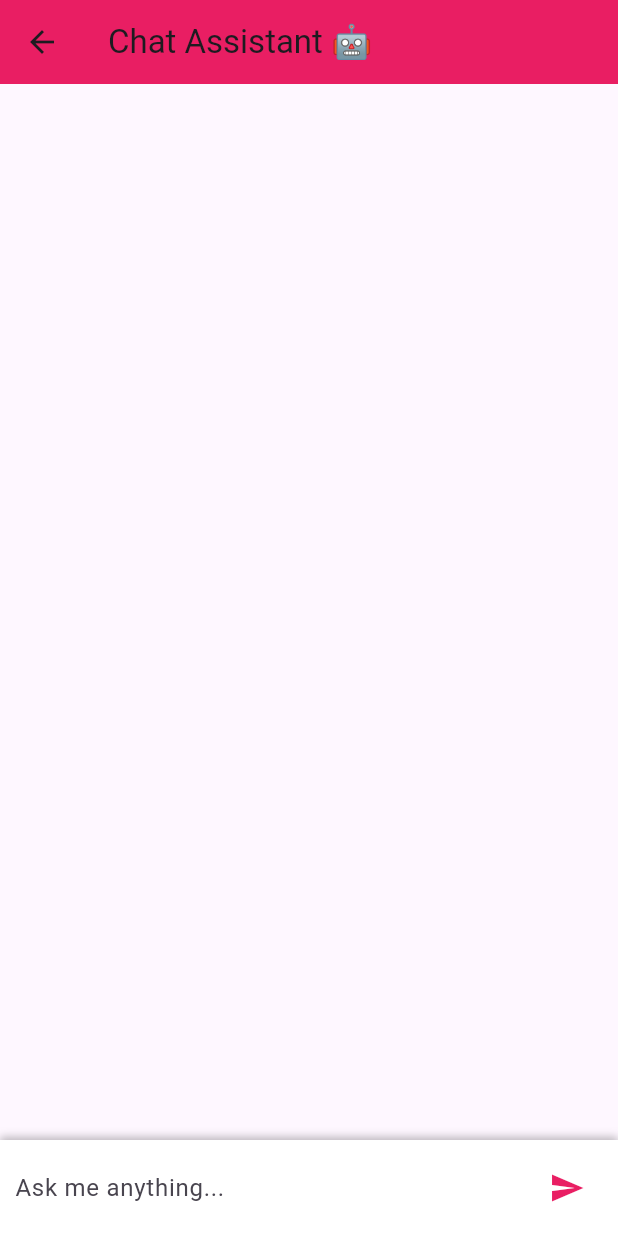
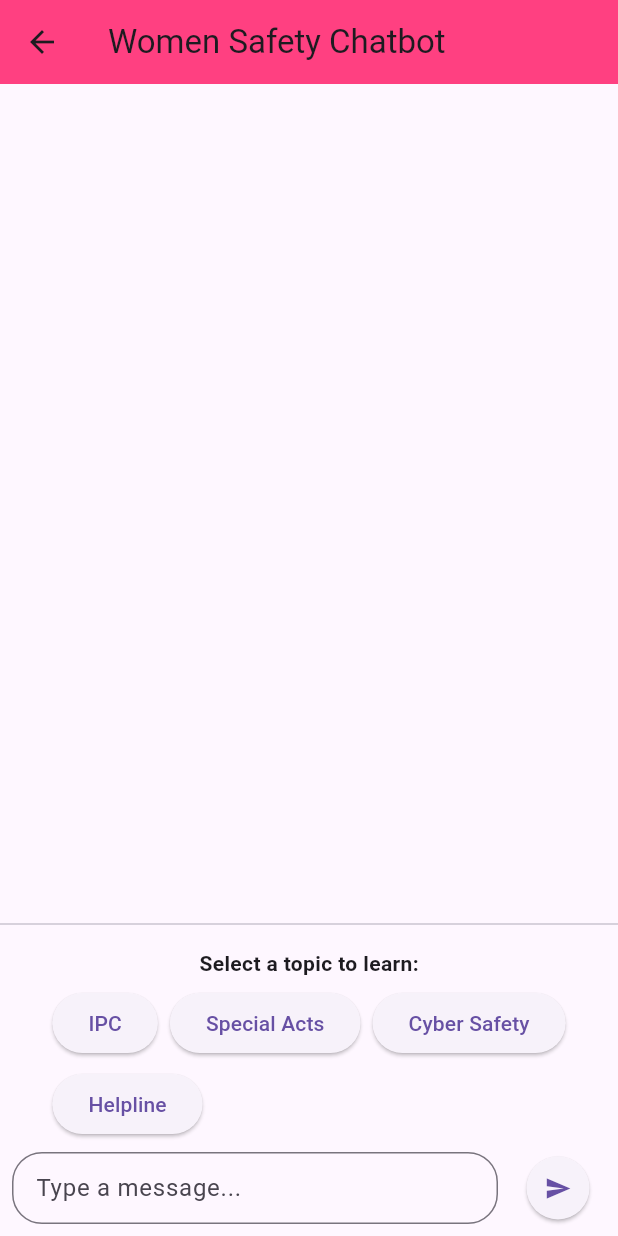
Before and after one commit to mayank-nag/women_safety_app, a Flutter app: the HomeScreen screen opened directly, after a tap on "Chatbot", on a phone screen of 412 x 824 dp. Run offline on Flutter 3.47's test engine with Material 3 defaults, Android fonts, the phone set to English and light mode, and no system bars; our stand-ins replace cloud_firestore, firebase_core, firebase_database, geolocator, google_maps_flutter, hive_flutter and 2 more; missing offline and left inert: mobile_scanner; accounts and stored records are empty.

Commit message:
chatbot done maxed out static version

```diff
--- a/lib/chatbot/chatbot.dart
+++ b/lib/chatbot/chatbot.dart
@@ -1,184 +1,286 @@
-import 'dart:convert';
-import 'dart:io';
+// lib/chatbot.dart
 import 'package:flutter/material.dart';
-import 'package:hive/hive.dart';
-import 'package:flutter_linkify/flutter_linkify.dart';
-import 'package:url_launcher/url_launcher.dart';
-import 'package:path_provider/path_provider.dart';
-import 'package:google_generative_ai/google_generative_ai.dart';
 
-import 'local_brain.dart'; // optional fallback logic
-
-class ChatbotScreen extends StatefulWidget {
-  const ChatbotScreen({super.key});
+class Chatbot extends StatefulWidget {
+  const Chatbot({super.key});
 
   @override
-  State<ChatbotScreen> createState() => _ChatbotScreenState();
+  State<Chatbot> createState() => _ChatbotState();
 }
 
-class _ChatbotScreenState extends State<ChatbotScreen> {
-  final TextEditingController _controller = TextEditingController();
-  final List<Map<String, String>> _messages = [];
-  late Box _chatMemory;
-  late GenerativeModel _model;
-  late ChatSession _chat;
+class _ChatbotState extends State<Chatbot> {
+  final ScrollController _scrollController = ScrollController();
+  final TextEditingController _textController = TextEditingController();
 
-  final LocalBotBrain _fallbackBot = LocalBotBrain();
+  final List<Map<String, dynamic>> _messages = [];
 
-  final Map<String, String> taskLinks = {
-    'consumer complaint': 'https://consumerhelpline.gov.in/',
-    'cyber crime': 'https://cybercrime.gov.in/Webform/Accept.aspx',
-    'police complaint': 'https://www.edaakhil.nic.in/',
-    'public grievance': 'https://pgportal.gov.in/',
-    'human rights': 'https://www.hrcnet.nic.in/HRCNet/public/webcomplaint.aspx',
-    'lokpal': 'https://lokpalonline.gov.in/',
-    'postal grievance': 'https://www.indiapost.gov.in/grievance-redressal/file-a-complaint',
+  // Extended hardcoded info for categories and chatbot responses
+  final Map<String, String> _info = {
+    "IPC": """
+⚖ IPC Sections Protecting Women
+- Section 354 – Outraging a woman’s modesty.
+- Section 354A – Sexual harassment.
+- Section 354B – Assault with intent to disrobe.
+- Section 354C – Voyeurism.
+- Section 354D – Stalking.
+- Section 376 – Rape.
+- Section 376A–376E – Aggravated rape.
+- Section 498A – Cruelty by husband/relatives.
+- Section 509 – Insulting a woman’s modesty.
+""",
+    "Special Acts": """
+🛡 Special Acts for Women
+- Dowry Prohibition Act, 1961.
+- Protection from Domestic Violence Act, 2005.
+- Sexual Harassment at Workplace Act, 2013.
+- Indecent Representation of Women (Prohibition) Act, 1986.
+- Immoral Traffic (Prevention) Act, 1956.
+- Maternity Benefit Act, 1961.
+- Prohibition of Child Marriage Act, 2006.
+""",
+    "Cyber Safety": """
+💻 Cyber Safety Laws (IT Act, 2000)
+- Section 66E – Capturing/sharing private images without consent.
+- Section 67 – Publishing/transmitting obscene material online.
+- Section 72 – Breach of confidentiality or privacy.
+""",
+    "Helpline": """
+📞 Important Helpline Numbers
+- Women Helpline: 1091
+- Domestic Violence Helpline: 181
+- National Commission for Women: 011-26942369 / 26944754
+- Police Emergency: 112
+""",
   };
 
-  @override
-  void initState() {
-    super.initState();
-    _initMemory();
-    _initGemini();
-  }
+  // Additional static response dataset
+  final Map<String, List<String>> _staticResponses = {
+    "greetings": [
+      "Hello! I hope you're safe today. 💖",
+      "Hi there! How can I assist you? 😊",
+      "Hey! I'm here to help you stay safe. 🌸",
+      "Hello! Remember, you're not alone. 💕"
+    ],
+    "farewell": [
+      "Take care and stay safe! 🌷",
+      "Goodbye! Reach out anytime. 💌",
+      "Stay alert and safe! 🚶‍♀️"
+    ],
+    "thanks": [
+      "You're welcome! Always here for support. 🌸",
+      "No problem! Glad I could help. 😊",
+      "Happy to assist! 💖"
+    ],
+    "emotionalSupport": [
+      "I'm here to listen. Remember, talking to someone you trust can help. ❤️",
+      "It's okay to feel this way. You are strong and not alone. 💕",
+      "Take deep breaths. You are safe and cared for. 🌸"
+    ],
+    "safetyTips": [
+      """
+Here are some important personal safety tips:
+- Always be aware of your surroundings. 👀
+- Share your location with a trusted friend when going out alone. 📍
+- Trust your instincts; if something feels wrong, leave immediately. 🚶‍♀️
+- Keep emergency numbers saved on your phone. 📞
+- Avoid sharing private info or photos online. 💻
+""",
+      """
+Traveling alone? Stay safe with these tips:
+- Stick to well-lit, populated areas. 🌟
+- Use trusted transportation apps or official taxis. 🚖
+- Keep your phone charged and accessible. 🔋
+- Inform someone about your route and expected arrival time. 🕒
+"""
+    ],
+    "general": [
+      "I can provide safety tips, helpline numbers, cyber safety info, and legal info for women. 😊",
+      "Feel free to ask me about personal safety, cyber laws, or helplines. 💌",
+      "Remember, staying informed keeps you safer. 💖"
+    ],
+    "confused": [
+      "I’m here to help! Could you please clarify your question? 🤔",
+      "Sorry, I didn't understand that. Can you rephrase? 🌸"
+    ]
+  };
 
-  Future<void> _initMemory() async {
-    _chatMemory = await Hive.openBox('chat_memory');
-    final storedChats = _chatMemory.get('chats', defaultValue: []);
+  void _addBotMessage(String text) {
     setState(() {
-      _messages.addAll(List<Map<String, String>>.from(storedChats));
+      _messages.add({"text": text, "isUser": false});
+    });
+
+    Future.delayed(const Duration(milliseconds: 200), () {
+      _scrollController.animateTo(
+        _scrollController.position.maxScrollExtent + 100,
+        duration: const Duration(milliseconds: 300),
+        curve: Curves.easeOut,
+      );
     });
   }
 
-  Future<void> _saveChats() async {
-    await _chatMemory.put('chats', _messages);
+  void _handleCategory(String category) {
+    _addBotMessage(_info[category]!);
   }
 
-  Future<void> _initGemini() async {
-    const apiKey = "YOUR_GEMINI_API_KEY_HERE"; // 🔑 Replace with your Gemini API key
-    _model = GenerativeModel(model: 'gemini-1.5-flash', apiKey: apiKey);
-    _chat = _model.startChat();
+  // Extended chatbot response logic
+  void _handleUserMessage(String message) {
+    _messages.add({"text": message, "isUser": true});
+    _textController.clear();
+
+    String reply = _staticResponses["confused"]!.first;
+
+    String msgLower = message.toLowerCase();
+
+    // Greeting
+    if (msgLower.contains("hi") || msgLower.contains("hello") || msgLower.contains("hey")) {
+      reply = (_staticResponses["greetings"]!..shuffle()).first;
+    }
+    // Asking for help or advice
+    else if (msgLower.contains("help") || msgLower.contains("advice")) {
+      reply =
+          "Sure! I can provide info on legal rights, cyber safety, personal safety tips, or helpline numbers. 📞";
+    }
+    // Emotional support
+    else if (msgLower.contains("sad") ||
+        msgLower.contains("depressed") ||
+        msgLower.contains("stress") ||
+        msgLower.contains("anxious") ||
+        msgLower.contains("worried")) {
+      reply = (_staticResponses["emotionalSupport"]!..shuffle()).first;
+    }
+    // Thanks
+    else if (msgLower.contains("thank")) {
+      reply = (_staticResponses["thanks"]!..shuffle()).first;
+    }
+    // Cyber safety
+    else if (msgLower.contains("cyber") || msgLower.contains("online") || msgLower.contains("internet")) {
+      reply = _info["Cyber Safety"]!;
+    }
+    // Legal queries
+    else if (msgLower.contains("law") || msgLower.contains("ipc") || msgLower.contains("legal")) {
+      reply = _info["IPC"]!;
+    }
+    // Safety tips
+    else if (msgLower.contains("tips") || msgLower.contains("safe") || msgLower.contains("safety")) {
+      reply = (_staticResponses["safetyTips"]!..shuffle()).first;
+    }
+    // Night or travel safety
+    else if (msgLower.contains("night") || msgLower.contains("alone") || msgLower.contains("travel")) {
+      reply = (_staticResponses["safetyTips"]!..shuffle()).last;
+    }
+    // Asking who bot is
+    else if (msgLower.contains("who are you") || msgLower.contains("your name")) {
+      reply = "I'm your Women Safety Assistant Bot. Here to provide info, support, and tips. 💕";
+    }
+    // Generic questions
+    else if (msgLower.contains("can you") || msgLower.contains("do you")) {
+      reply = (_staticResponses["general"]!..shuffle()).first;
     }
 
-  void _sendMessage(String text) {
-    if (text.trim().isEmpty) return;
-
-    setState(() => _messages.add({'sender': 'user', 'text': text}));
-    _controller.clear();
-    _generateBotReply(text);
+    _addBotMessage(reply);
   }
 
-  Future<void> _generateBotReply(String userText) async {
-    userText = userText.trim().toLowerCase();
-    String reply = "";
-
-    // 1️⃣ Check for government task links first
-    String? foundLink;
-    taskLinks.forEach((keyword, url) {
-      if (userText.contains(keyword)) foundLink = url;
-    });
-
-    if (foundLink != null) {
-      reply = "I found a link that can help you: $foundLink\nTap to open it.";
-    } else {
-      try {
-        // 2️⃣ Use Gemini API for intelligent replies
-        final response = await _chat.sendMessage(Content.text(userText));
-        reply = response.text ?? "";
-
-        // 3️⃣ If Gemini doesn’t respond, use local fallback
-        if (reply.isEmpty) {
-          reply = _fallbackBot.getReply(userText);
-        }
-      } catch (e) {
-        reply = "⚠️ Sorry, I'm having trouble connecting right now.\n${_fallbackBot.getReply(userText)}";
-      }
+  Widget _buildMessage(Map<String, dynamic> message) {
+    bool isUser = message['isUser'];
+    return Align(
+      alignment: isUser ? Alignment.centerRight : Alignment.centerLeft,
+      child: Container(
+        padding: const EdgeInsets.all(12),
+        margin: const EdgeInsets.symmetric(vertical: 6, horizontal: 12),
+        constraints: BoxConstraints(maxWidth: MediaQuery.of(context).size.width * 0.75),
+        decoration: BoxDecoration(
+          color: isUser ? Colors.blueAccent : Colors.grey.shade300,
+          borderRadius: BorderRadius.only(
+            topLeft: const Radius.circular(16),
+            topRight: const Radius.circular(16),
+            bottomLeft: Radius.circular(isUser ? 16 : 0),
+            bottomRight: Radius.circular(isUser ? 0 : 16),
+          ),
+        ),
+        child: SelectableText(
+          message['text'],
+          style: TextStyle(
+            color: isUser ? Colors.white : Colors.black87,
+            fontSize: 14,
+          ),
+        ),
+      ),
+    );
   }
 
-    setState(() => _messages.add({'sender': 'bot', 'text': reply}));
-    _saveChats();
+  Widget _buildCategoryButtons() {
+    return Wrap(
+      spacing: 8,
+      runSpacing: 6,
+      children: _info.keys.map((category) {
+        return ElevatedButton(
+          onPressed: () => _handleCategory(category),
+          child: Text(category),
+        );
+      }).toList(),
+    );
   }
 
   @override
   Widget build(BuildContext context) {
     return Scaffold(
       appBar: AppBar(
-        title: const Text("Chat Assistant 🤖"),
-        backgroundColor: Colors.pink,
+        title: const Text("Women Safety Chatbot"),
+        backgroundColor: Colors.pinkAccent,
       ),
       body: Column(
         children: [
           Expanded(
             child: ListView.builder(
-              padding: const EdgeInsets.all(12),
+              controller: _scrollController,
+              padding: const EdgeInsets.symmetric(vertical: 12),
               itemCount: _messages.length,
-              itemBuilder: (context, index) {
-                final msg = _messages[index];
-                final isUser = msg['sender'] == 'user';
-                return Align(
-                  alignment:
-                      isUser ? Alignment.centerRight : Alignment.centerLeft,
-                  child: Container(
-                    margin: const EdgeInsets.symmetric(vertical: 5),
-                    padding:
-                        const EdgeInsets.symmetric(vertical: 10, horizontal: 14),
-                    decoration: BoxDecoration(
-                      color: isUser ? Colors.pink[100] : Colors.grey[200],
-                      borderRadius: BorderRadius.circular(16),
+              itemBuilder: (context, index) => _buildMessage(_messages[index]),
             ),
-                    child: Linkify(
-                      text: msg['text']!,
-                      onOpen: (link) async {
-                        final url = Uri.parse(link.url);
-                        if (await canLaunchUrl(url)) {
-                          await launchUrl(url,
-                              mode: LaunchMode.externalApplication);
-                        }
-                      },
-                      style: TextStyle(
-                        color: isUser ? Colors.black : Colors.black87,
-                        fontSize: 16,
           ),
-                      linkStyle: const TextStyle(
-                        color: Colors.blue,
-                        decoration: TextDecoration.underline,
+          const Divider(),
+          Padding(
+            padding: const EdgeInsets.all(8.0),
+            child: Column(
+              children: [
+                const Text(
+                  "Select a topic to learn:",
+                  style: TextStyle(fontWeight: FontWeight.bold),
+                ),
+                const SizedBox(height: 6),
+                _buildCategoryButtons(),
+                const SizedBox(height: 8),
+                Row(
+                  children: [
+                    Expanded(
+                      child: TextField(
+                        controller: _textController,
+                        decoration: InputDecoration(
+                          hintText: "Type a message...",
+                          border: OutlineInputBorder(
+                              borderRadius: BorderRadius.circular(20)),
+                          contentPadding: const EdgeInsets.symmetric(
+                              vertical: 8, horizontal: 12),
                         ),
                       ),
                     ),
-                );
+                    const SizedBox(width: 8),
+                    ElevatedButton(
+                      onPressed: () {
+                        if (_textController.text.trim().isNotEmpty) {
+                          _handleUserMessage(_textController.text.trim());
+                        }
                       },
+                      style: ElevatedButton.styleFrom(
+                        shape: const CircleBorder(),
+                        padding: const EdgeInsets.all(12),
                       ),
+                      child: const Icon(Icons.send),
                     ),
-          _buildInputArea(),
                   ],
                 ),
-    );
-  }
-
-  Widget _buildInputArea() {
-    return Container(
-      padding: const EdgeInsets.symmetric(horizontal: 10, vertical: 8),
-      decoration: const BoxDecoration(
-        color: Colors.white,
-        boxShadow: [
-          BoxShadow(color: Colors.black26, blurRadius: 4, offset: Offset(0, -2))
               ],
             ),
-      child: Row(
-        children: [
-          Expanded(
-            child: TextField(
-              controller: _controller,
-              decoration: const InputDecoration(
-                hintText: "Ask me anything...",
-                border: InputBorder.none,
-              ),
-              onSubmitted: _sendMessage,
-            ),
-          ),
-          IconButton(
-            icon: const Icon(Icons.send, color: Colors.pink),
-            onPressed: () => _sendMessage(_controller.text),
           ),
         ],
       ),
--- a/lib/home_screen.dart
+++ b/lib/home_screen.dart
@@ -190,7 +190,7 @@ class _HomeScreenState extends State<HomeScreen> {
                     "Chatbot",
                     () => Navigator.push(
                       context,
-                      MaterialPageRoute(builder: (_) => const ChatbotScreen()),
+                      MaterialPageRoute(builder: (_) => const Chatbot()),
                     ),
                   ),
                 ],
```
Lines whose indentation alone changed are shown as unchanged.
